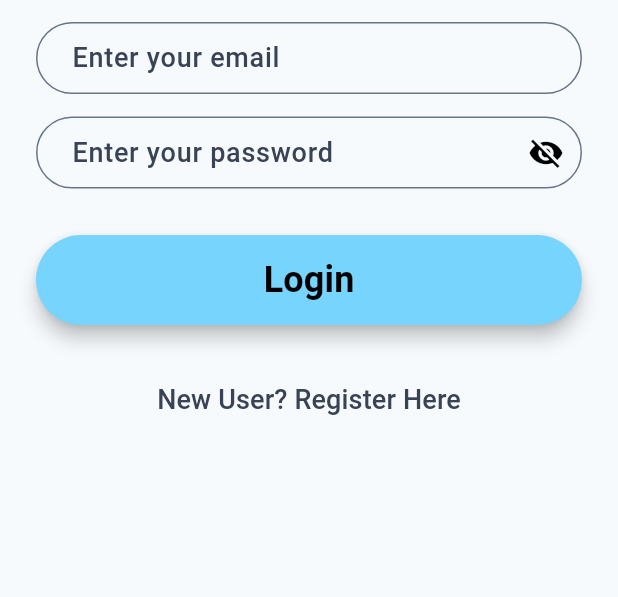
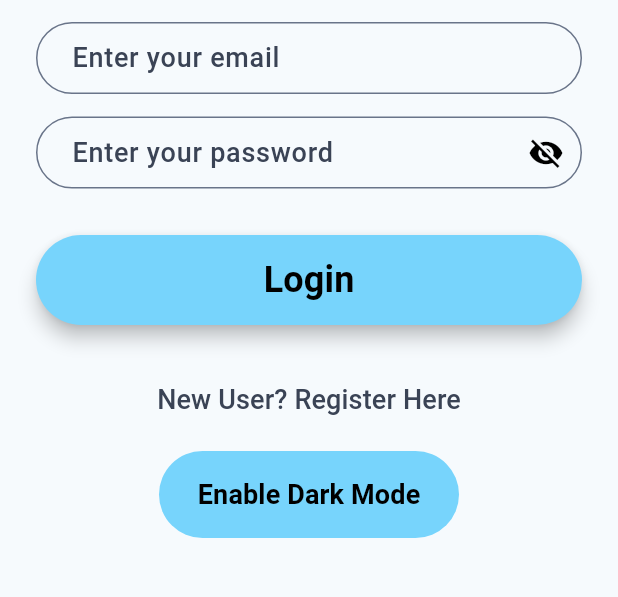
Before and after one commit to aunshpatel/the_hotel_app, a Flutter app: the screen it shows after launch, on a phone screen of 412 x 824 dp, the part 542-1139 px from its top. Run offline on Flutter 3.47's test engine with Material 3 defaults, Android fonts, the light colour scheme and no system bars; our stand-ins replace cloud_firestore, firebase_auth, firebase_core, shared_preferences; accounts and stored records are empty.

Commit message:
Add new button and update text style

```diff
--- a/lib/login_screen.dart
+++ b/lib/login_screen.dart
@@ -164,6 +164,28 @@ class _LoginScreenState extends State<LoginScreen> {
                     child: const Text('New User? Register Here',  style: kDarkTextSize18),
                   )
                 ],
+              ),
+              const SizedBox(
+                height: 10.0,
+              ),
+              Row(
+                mainAxisAlignment: MainAxisAlignment.center,
+                children: [
+                  Container(
+                    width: 200,
+                    decoration: BoxDecoration(
+                      color: kThemeBlueColor,
+                      borderRadius: BorderRadius.circular(30.0),
+                    ),
+                    child: Padding(
+                      padding: EdgeInsets.all(5),
+                      child: MaterialButton(
+                        onPressed: null,
+                        child: Text('Enable Dark Mode',  style: kButtonBlackTextSize18),
+                      ),
+                    ),
+                  ),
+                ],
               )
             ],
           ),
--- a/lib/widgets/consts.dart
+++ b/lib/widgets/consts.dart
@@ -52,6 +52,18 @@ const kBlackBoldTextSize20 = TextStyle(
     color: kThemeBlackColor,
     fontSize: 18,
     fontWeight:FontWeight.bold
+);
+
+const kButtonBlackTextSize24 = const TextStyle(
+  fontSize: 24,
+  fontWeight: FontWeight.bold,
+  color: kThemeBlackColor,
+);
+
+const kButtonBlackTextSize18 = const TextStyle(
+  fontSize: 18,
+  fontWeight: FontWeight.bold,
+  color: kThemeBlackColor,
 );
 
 const kDarkTextSize18 = TextStyle(
--- a/lib/widgets/rounded_button.dart
+++ b/lib/widgets/rounded_button.dart
@@ -21,12 +21,8 @@ class RoundedButton extends StatelessWidget {
           minWidth: 150.0,
           height: 60.0,
           child: Text(
-              title,
-              style: const TextStyle(
-                fontSize: 24,
-                fontWeight: FontWeight.bold,
-                color: kThemeBlackColor,
-              )
+            title,
+            style: kButtonBlackTextSize24
           ),
         ),
       ),
```
